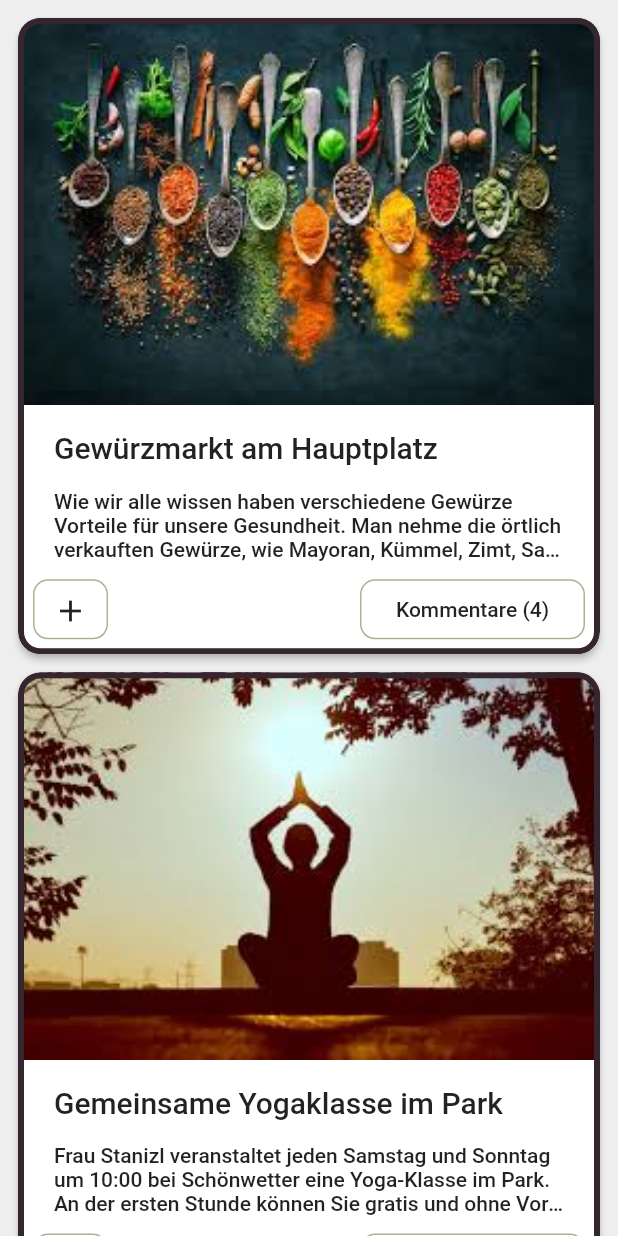
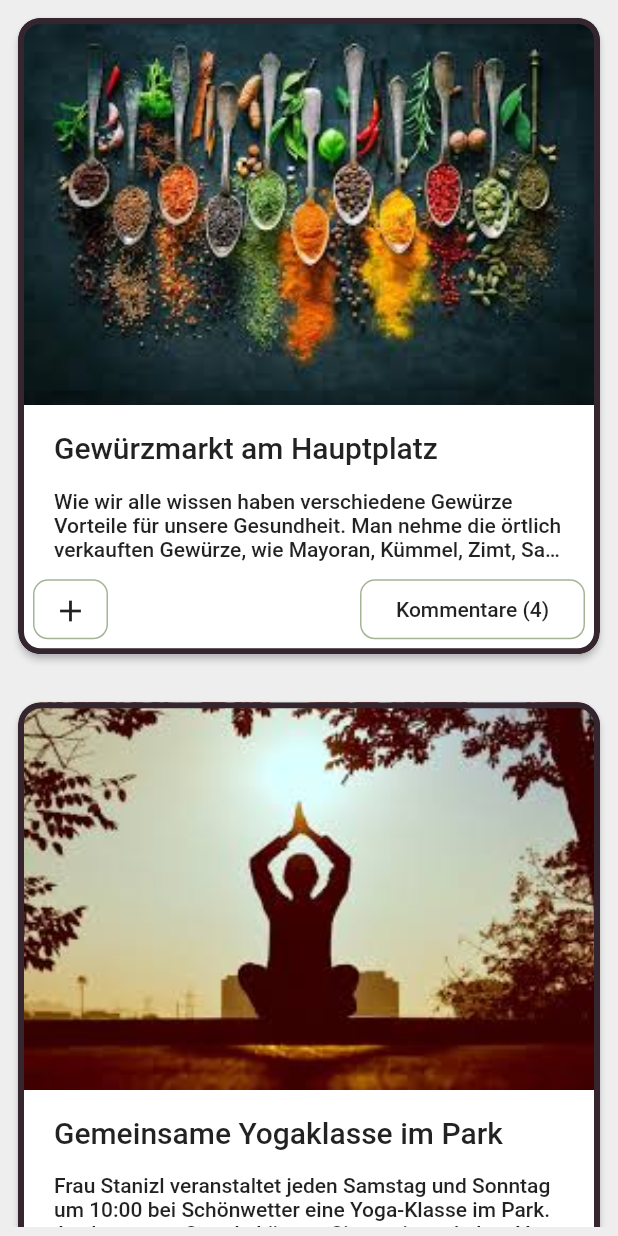
Before and after one commit to S-ecki/smart-city-ambience, a Flutter app: the EventScreen widget shown alone on an empty page, opened directly, on a phone screen of 412 x 824 dp. Run offline on Flutter 3.47's test engine with Material 2 defaults, Android fonts, the phone set to English and light mode, and no system bars; our stand-ins replace badges, email_validator, firebase_auth, firebase_core, flutter_redux, google_sign_in and 3 more; missing offline and left inert: flutter_emoji, flutter_scatter; accounts and stored records are empty.

Commit message:
code refacotring

```diff
--- a/lib/screens/events/event_screen.dart
+++ b/lib/screens/events/event_screen.dart
@@ -16,81 +16,23 @@ class EventScreen extends StatelessWidget {
       // background color
       color: Theme.of(context).backgroundColor,
       // this makes the column scrollable -> prevents pixel overflow on smaller phones
-      child: SingleChildScrollView(
-        // distributing padding between outer container (here) and cards makes
-        // sure that padding on the edges and in between cards is the same
-        // resulting padding = 12
       child: Padding(
         padding: const EdgeInsets.all(6),
-          child: Column(
-            children: [
-              InkWell(
+        child: ListView.separated(
+          itemCount: dummyEvents.length,
+          separatorBuilder: (context, index) => SizedBox(
+            height: 20,
+          ),
+          itemBuilder: (BuildContext context, int index) => InkWell(
             onTap: () {
               Navigator.of(context).pushNamed(SmortRoutes.eventDetailScreen,
-                      arguments: dummyEvents[0]);
+                  arguments: dummyEvents[index]);
             },
             child: EventCard(
-                  child: dummyEvents[0],
+              child: dummyEvents[index],
               showFullDesc: false,
               withBorder: true,
             ),
-              ),
-              InkWell(
-                onTap: () {
-                  Navigator.of(context).pushNamed(SmortRoutes.eventDetailScreen,
-                      arguments: dummyEvents[1]);
-                },
-                child: EventCard(
-                  child: dummyEvents[1],
-                  showFullDesc: false,
-                  withBorder: true,
-                ),
-              ),
-              InkWell(
-                onTap: () {
-                  Navigator.of(context).pushNamed(SmortRoutes.eventDetailScreen,
-                      arguments: dummyEvents[2]);
-                },
-                child: EventCard(
-                  child: dummyEvents[2],
-                  showFullDesc: false,
-                  withBorder: true,
-                ),
-              ),
-              InkWell(
-                onTap: () {
-                  Navigator.of(context).pushNamed(SmortRoutes.eventDetailScreen,
-                      arguments: dummyEvents[3]);
-                },
-                child: EventCard(
-                  child: dummyEvents[3],
-                  showFullDesc: false,
-                  withBorder: true,
-                ),
-              ),
-              InkWell(
-                onTap: () {
-                  Navigator.of(context).pushNamed(SmortRoutes.eventDetailScreen,
-                      arguments: dummyEvents[4]);
-                },
-                child: EventCard(
-                  child: dummyEvents[4],
-                  showFullDesc: false,
-                  withBorder: true,
-                ),
-              ),
-                            InkWell(
-                onTap: () {
-                  Navigator.of(context).pushNamed(SmortRoutes.eventDetailScreen,
-                      arguments: dummyEvents[5]);
-                },
-                child: EventCard(
-                  child: dummyEvents[5],
-                  showFullDesc: false,
-                  withBorder: true,
-                ),
-              ),
-            ],
           ),
         ),
       ),
```
Lines whose indentation alone changed are shown as unchanged.
